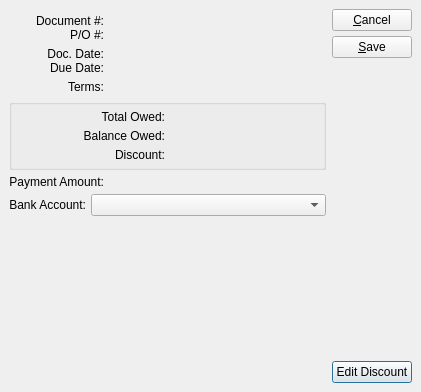
Above: guiclient/selectPayment.ui from Pegasus-RPG/xtuple-client before the change. Below: the same form after it.
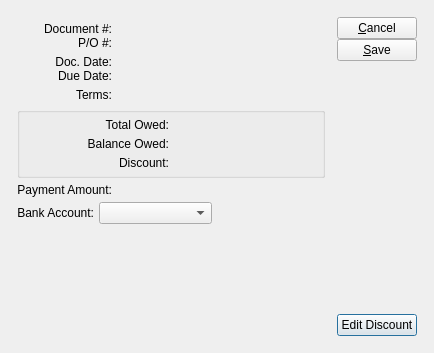
That is the form after the change. Custom widgets are drawn as their Qt base class.

Diff of the .ui file:
```diff
--- a/guiclient/selectPayment.ui
+++ b/guiclient/selectPayment.ui
@@ -5,26 +5,28 @@
    <rect>
     <x>0</x>
     <y>0</y>
-    <width>421</width>
-    <height>392</height>
+    <width>434</width>
+    <height>353</height>
    </rect>
   </property>
   <property name="windowTitle" >
    <string>Select Payment</string>
   </property>
-  <layout class="QHBoxLayout" >
+  <layout class="QGridLayout" name="gridLayout_2" >
+   <item row="0" column="0" >
+    <layout class="QGridLayout" name="gridLayout" >
    <property name="margin" >
-    <number>9</number>
+      <number>12</number>
    </property>
    <property name="spacing" >
-    <number>6</number>
-   </property>
-   <item>
+      <number>12</number>
+     </property>
+     <item row="0" column="0" >
     <layout class="QVBoxLayout" >
-     <property name="margin" >
+       <property name="spacing" >
       <number>0</number>
      </property>
-     <property name="spacing" >
+       <property name="margin" >
       <number>0</number>
      </property>
      <item>
@@ -37,7 +39,7 @@
        </property>
        <item row="1" column="0" >
         <layout class="QVBoxLayout" >
-         <property name="margin" >
+           <property name="spacing" >
           <number>0</number>
          </property>
          <property name="spacing" >
@@ -78,7 +80,7 @@
           <string>Payment Amount:</string>
          </property>
          <property name="alignment" >
-          <set>Qt::AlignRight|Qt::AlignTop|Qt::AlignTrailing</set>
+            <set>Qt::AlignRight|Qt::AlignTrailing|Qt::AlignVCenter</set>
          </property>
          <property name="buddy" >
           <cstring>_selected</cstring>
@@ -137,9 +139,6 @@
        </item>
        <item row="1" column="1" >
         <layout class="QVBoxLayout" >
-         <property name="margin" >
-          <number>0</number>
-         </property>
          <property name="spacing" >
           <number>0</number>
          </property>
@@ -224,10 +223,10 @@
        </item>
        <item row="2" column="0" >
         <layout class="QVBoxLayout" >
-         <property name="margin" >
+           <property name="spacing" >
           <number>0</number>
          </property>
-         <property name="spacing" >
+           <property name="margin" >
           <number>0</number>
          </property>
          <item>
@@ -263,7 +262,7 @@
          <property name="margin" >
           <number>0</number>
          </property>
-         <property name="spacing" >
+           <property name="margin" >
           <number>0</number>
          </property>
          <item>
@@ -281,9 +280,9 @@
            <property name="sizeType" >
             <enum>QSizePolicy::Expanding</enum>
            </property>
-           <property name="sizeHint" >
+             <property name="sizeHint" stdset="0" >
             <size>
-             <width>150</width>
+               <width>0</width>
              <height>10</height>
             </size>
            </property>
@@ -328,15 +327,26 @@
          <item>
           <widget class="XComboBox" name="_bankaccnt" >
            <property name="sizePolicy" >
-            <sizepolicy>
-             <hsizetype>7</hsizetype>
-             <vsizetype>0</vsizetype>
+              <sizepolicy vsizetype="Fixed" hsizetype="Expanding" >
              <horstretch>0</horstretch>
              <verstretch>0</verstretch>
             </sizepolicy>
            </property>
           </widget>
          </item>
+           <item>
+            <spacer name="horizontalSpacer" >
+             <property name="orientation" >
+              <enum>Qt::Horizontal</enum>
+             </property>
+             <property name="sizeHint" stdset="0" >
+              <size>
+               <width>0</width>
+               <height>20</height>
+              </size>
+             </property>
+            </spacer>
+           </item>
         </layout>
        </item>
       </layout>
@@ -349,17 +359,17 @@
        <property name="sizeType" >
         <enum>QSizePolicy::Expanding</enum>
        </property>
-       <property name="sizeHint" >
+         <property name="sizeHint" stdset="0" >
         <size>
          <width>20</width>
-         <height>16</height>
+           <height>0</height>
         </size>
        </property>
       </spacer>
      </item>
     </layout>
    </item>
-   <item>
+     <item row="0" column="1" >
     <layout class="QHBoxLayout" >
      <property name="margin" >
       <number>0</number>
@@ -385,7 +395,7 @@
      </item>
      <item>
       <layout class="QVBoxLayout" >
-       <property name="margin" >
+         <property name="spacing" >
         <number>0</number>
        </property>
        <property name="spacing" >
@@ -393,11 +403,8 @@
        </property>
        <item>
         <layout class="QVBoxLayout" >
-         <property name="margin" >
-          <number>0</number>
-         </property>
          <property name="spacing" >
-          <number>5</number>
+            <number>0</number>
          </property>
          <item>
           <widget class="QPushButton" name="_close" >
@@ -432,10 +439,10 @@
          <property name="sizeType" >
           <enum>QSizePolicy::Expanding</enum>
          </property>
-         <property name="sizeHint" >
+           <property name="sizeHint" stdset="0" >
           <size>
            <width>16</width>
-           <height>120</height>
+             <height>20</height>
           </size>
          </property>
         </spacer>
@@ -461,15 +468,12 @@
     </layout>
    </item>
   </layout>
+   </item>
+  </layout>
  </widget>
  <layoutdefault spacing="5" margin="5" />
  <pixmapfunction>qPixmapFromMimeSource</pixmapfunction>
  <customwidgets>
-  <customwidget>
-   <class>XComboBox</class>
-   <extends>QComboBox</extends>
-   <header>xcombobox.h</header>
-  </customwidget>
   <customwidget>
    <class>CurrCluster</class>
    <extends>CurrDisplay</extends>
@@ -480,16 +484,21 @@
    <extends>QWidget</extends>
    <header>currcluster.h</header>
   </customwidget>
-  <customwidget>
-   <class>VendorCluster</class>
-   <extends>QWidget</extends>
-   <header>vendorcluster.h</header>
-  </customwidget>
   <customwidget>
    <class>DLineEdit</class>
    <extends>QWidget</extends>
    <header>datecluster.h</header>
   </customwidget>
+  <customwidget>
+   <class>VendorCluster</class>
+   <extends>QWidget</extends>
+   <header>vendorcluster.h</header>
+  </customwidget>
+  <customwidget>
+   <class>XComboBox</class>
+   <extends>QComboBox</extends>
+   <header>xcombobox.h</header>
+  </customwidget>
  </customwidgets>
  <tabstops>
   <tabstop>_docDate</tabstop>
```
Left out of the diff: 36 changed lines with no effect on the pictures. Lines whose indentation alone changed are shown as unchanged.
